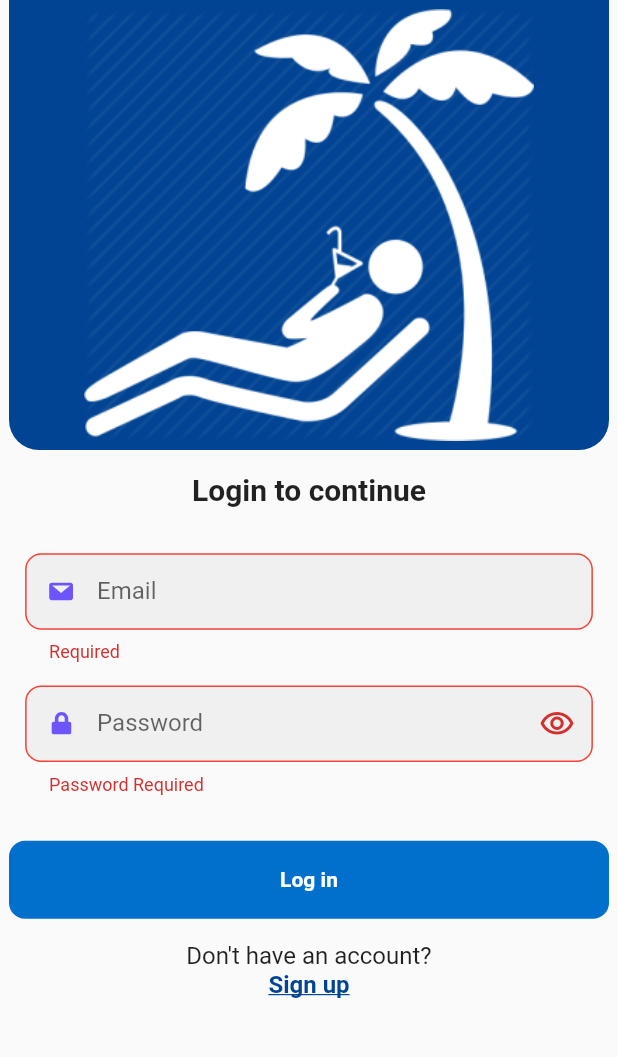
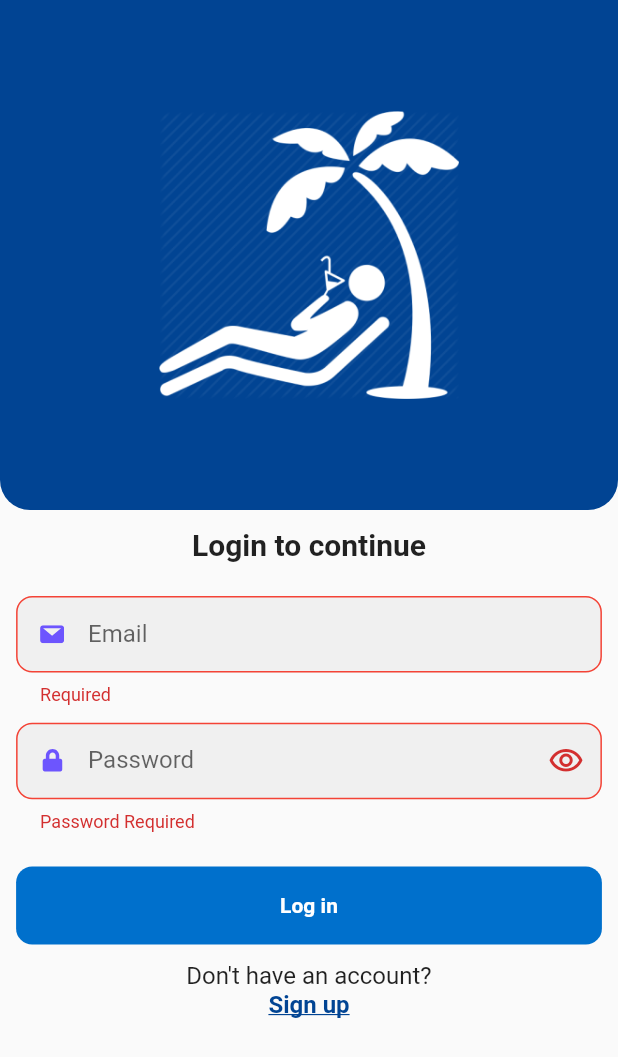
Before and after one commit to beenishfatima123/daryaft_flutter_app, a Flutter app: the screen it shows after launch, after a tap on "Log in", on a phone screen of 412 x 824 dp. Shown: the top 1057 px of the screen. Run offline on Flutter 3.47's test engine with Material 2 defaults, Android fonts, the phone set to English and light mode, and no system bars; our stand-ins replace awesome_dialog, awesome_notifications, cached_network_image, dio, dropdown_search, file_picker and 11 more; missing offline and left inert: dio_cache_interceptor, dio_cache_interceptor_hive_store; accounts and stored records are empty; Roboto replaces fonts that are missing (Abel); project files that could hold a hidden picture were left out.

Commit message:
login page focus

```diff
--- a/lib/common/common_widgets.dart
+++ b/lib/common/common_widgets.dart
@@ -242,8 +242,8 @@ class Button extends StatelessWidget {
       onDoubleTap: () {},
       child: Padding(
         padding: EdgeInsets.only(
-            left: leftPadding == null ? 0.w : leftPadding!,
-            right: rightPading == null ? 0.w : rightPading!),
+            left: leftPadding == null ? 50.w : leftPadding!,
+            right: rightPading == null ? 50.w : rightPading!),
         child: Container(
           width: width,
           height: height,
--- a/lib/login_page.dart
+++ b/lib/login_page.dart
@@ -1,18 +1,17 @@
 import 'package:daryaft_flutter/common/extension.dart';
 import 'package:flutter/material.dart';
-import 'package:flutter_screenutil/flutter_screenutil.dart';
 import 'package:get/get.dart';
 
 import 'common/common_widgets.dart';
 import 'common/loading_widget.dart';
+import 'common/spaces_boxes.dart';
 import 'common/styles.dart';
 import 'login_controller.dart';
 
 class LoginPage extends GetView<LoginController> {
   LoginPage({Key? key}) : super(key: key);
   static const id = '/LoginPage';
-  final vSpace = SizedBox(height: 20.h);
-  final hSpace = SizedBox(width: 50.w);
+
   final _formKey = GlobalKey<FormState>();
 
   @override
@@ -27,8 +26,6 @@ class LoginPage extends GetView<LoginController> {
               children: [
                 SingleChildScrollView(
                   child: Center(
-                    child: SizedBox(
-                      width: 400,
                     child: Form(
                       key: _formKey,
                       child: Column(
@@ -36,6 +33,7 @@ class LoginPage extends GetView<LoginController> {
                         crossAxisAlignment: CrossAxisAlignment.center,
                         children: [
                           Container(
+                            padding: const EdgeInsets.all(20),
                             decoration: BoxDecoration(
                               color: AppColor.primaryColor,
                               borderRadius: const BorderRadius.only(
@@ -49,7 +47,7 @@ class LoginPage extends GetView<LoginController> {
                                 child: Image.asset(
                                   "assets/images/travel.png",
                                   height: 300,
-                                    width: 300,
+                                  width: 200,
                                   color: AppColor.whiteColor,
                                 ),
                               ),
@@ -135,7 +133,6 @@ class LoginPage extends GetView<LoginController> {
                     ),
                   ),
                 ),
-                ),
                 if (controller.loading.isTrue) LoadingWidget(),
               ],
             );
--- a/lib/splash_screen.dart.dart
+++ b/lib/splash_screen.dart.dart
@@ -20,7 +20,9 @@ class _SplashScreenState extends State<SplashScreen> {
   void initState() {
     super.initState();
 
-    gotoRelevantScreenOnUserType();
+    WidgetsBinding.instance.addPostFrameCallback((timeStamp) {
+      gotoRelevantScreenOnUserType();
+    });
   }
 
   void gotoRelevantScreenOnUserType() async {
```
Lines whose indentation alone changed are shown as unchanged.
